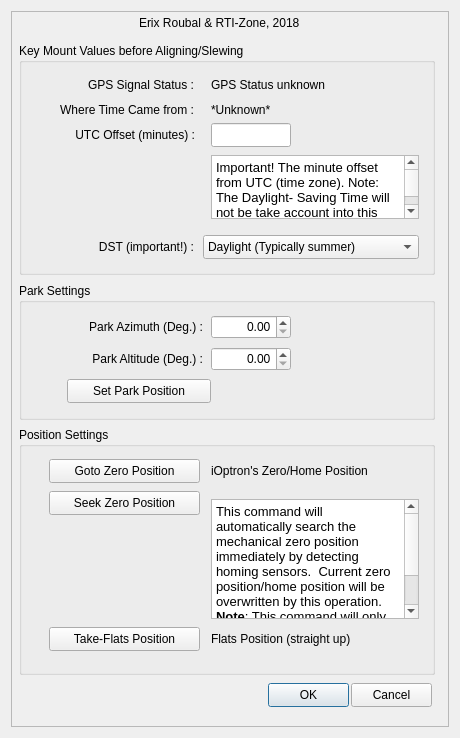
First picture: the form in iOptronV3.ui, repository rpineau/iOptronV3, before the edit.
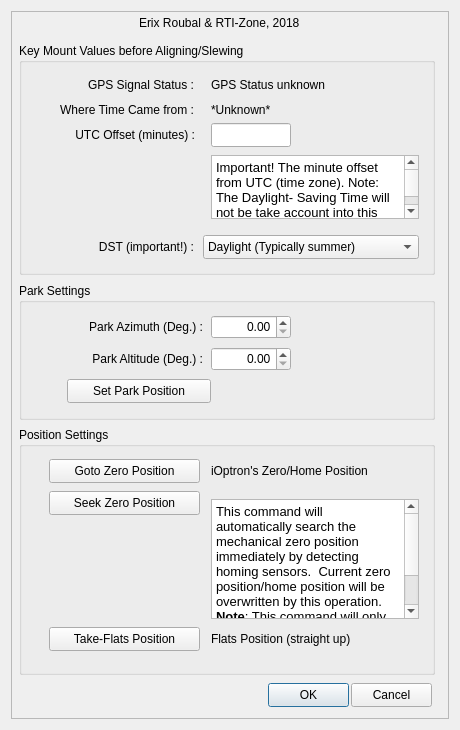
Second picture: the form after the edit. Custom widgets are drawn as their Qt base class.

The edit to the form file:
```diff
--- a/iOptronV3.ui
+++ b/iOptronV3.ui
@@ -7,7 +7,7 @@
     <x>0</x>
     <y>0</y>
     <width>460</width>
-    <height>738</height>
+    <height>730</height>
    </rect>
   </property>
   <property name="sizePolicy">
@@ -19,7 +19,7 @@
   <property name="minimumSize">
    <size>
     <width>460</width>
-    <height>738</height>
+    <height>730</height>
    </size>
   </property>
   <property name="maximumSize">
```
